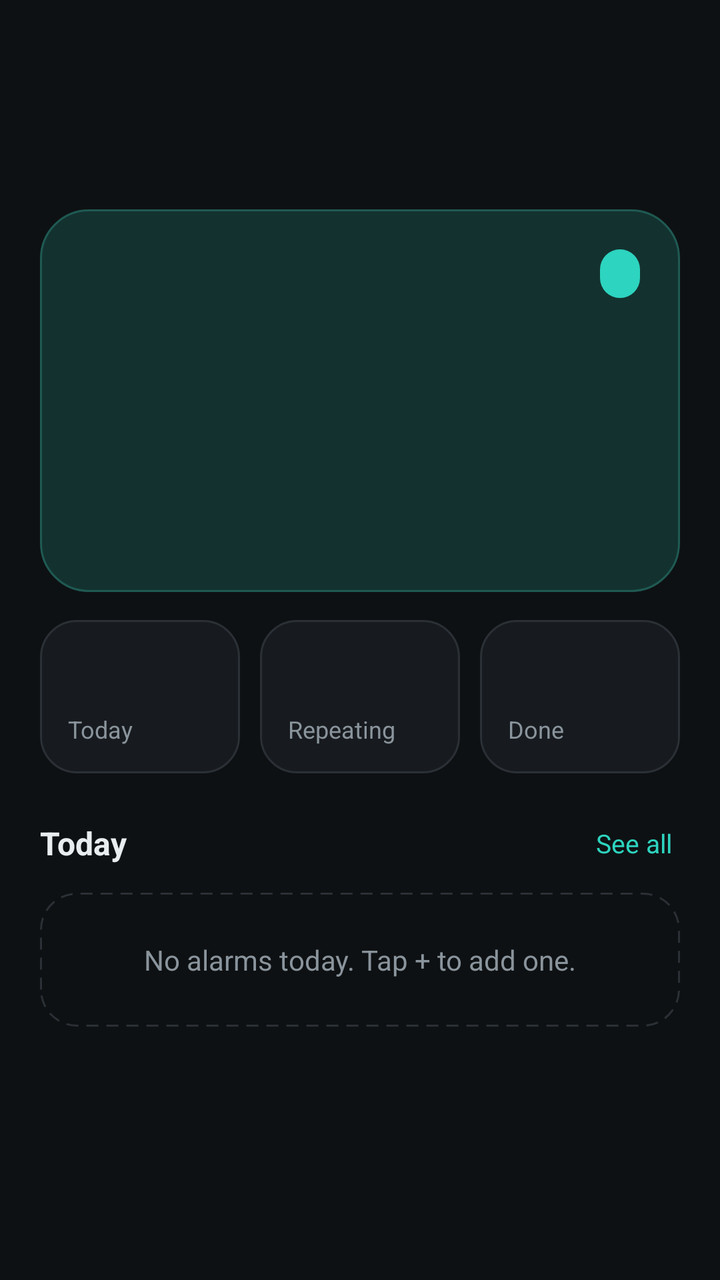
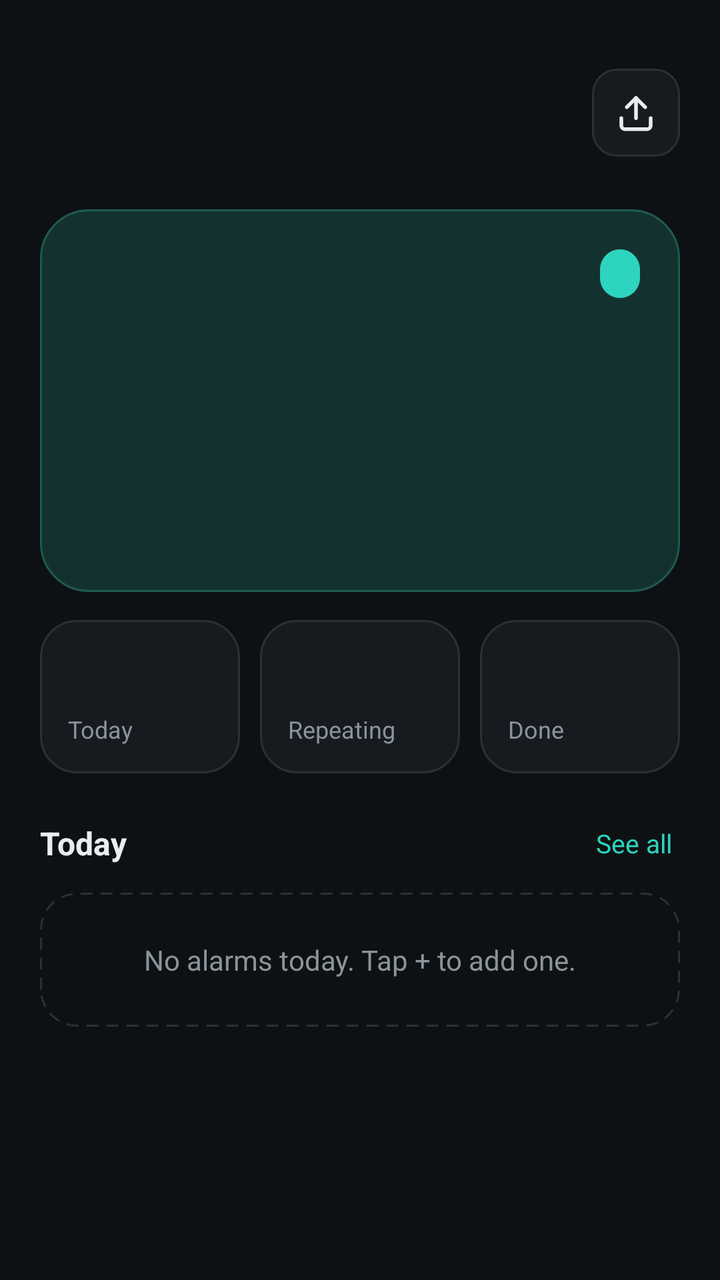

The first picture is an Android layout as it rendered before a commit; the second is the same layout after the commit. The layout source and the unified diff follow.
<!-- AndroidManifest.xml: application theme Theme.AlertAlarm -->
<!-- res/layout/page_home.xml -->
<?xml version="1.0" encoding="utf-8"?>
<ScrollView xmlns:android="http://schemas.android.com/apk/res/android"
    android:id="@+id/homePage"
    android:layout_width="match_parent"
    android:layout_height="match_parent"
    android:fillViewport="true">

    <LinearLayout
        android:layout_width="match_parent"
        android:layout_height="wrap_content"
        android:orientation="vertical"
        android:paddingStart="20dp"
        android:paddingTop="28dp"
        android:paddingEnd="20dp"
        android:paddingBottom="110dp">

        <TextView
            android:id="@+id/dateText"
            android:layout_width="wrap_content"
            android:layout_height="wrap_content"
            android:textColor="@color/muted"
            android:textSize="13sp" />

        <TextView
            android:id="@+id/greetingText"
            style="@style/Heading"
            android:layout_marginTop="4dp" />

        
        <LinearLayout
            android:id="@+id/banner"
            android:layout_width="match_parent"
            android:layout_height="wrap_content"
            android:layout_marginTop="18dp"
            android:background="@drawable/bg_banner"
            android:gravity="center_vertical"
            android:orientation="horizontal"
            android:padding="14dp"
            android:visibility="gone">

            <TextView
                android:id="@+id/bannerText"
                android:layout_width="0dp"
                android:layout_height="wrap_content"
                android:layout_weight="1"
                android:textColor="@color/banner_text"
                android:textSize="13sp" />

            <TextView
                android:id="@+id/bannerButton"
                android:layout_width="wrap_content"
                android:layout_height="36dp"
                android:layout_marginStart="12dp"
                android:background="@drawable/bg_pill_accent"
                android:clickable="true"
                android:focusable="true"
                android:fontFamily="sans-serif-medium"
                android:gravity="center"
                android:paddingStart="16dp"
                android:paddingEnd="16dp"
                android:text="Fix"
                android:textColor="@color/on_accent"
                android:textSize="13sp" />
        </LinearLayout>

        
        <LinearLayout
            android:id="@+id/heroCard"
            android:layout_width="match_parent"
            android:layout_height="wrap_content"
            android:layout_marginTop="20dp"
            android:background="@drawable/bg_hero"
            android:clickable="true"
            android:focusable="true"
            android:foreground="?attr/selectableItemBackground"
            android:orientation="vertical"
            android:padding="20dp">

            <LinearLayout
                android:layout_width="match_parent"
                android:layout_height="wrap_content"
                android:gravity="center_vertical"
                android:orientation="horizontal">

                <TextView
                    android:id="@+id/heroLabel"
                    android:layout_width="0dp"
                    android:layout_height="wrap_content"
                    android:layout_weight="1"
                    android:fontFamily="sans-serif-medium"
                    android:letterSpacing="0.1"
                    android:textAllCaps="true"
                    android:textColor="@color/accent"
                    android:textSize="12sp" />

                <TextView
                    android:id="@+id/heroBadge"
                    android:layout_width="wrap_content"
                    android:layout_height="wrap_content"
                    android:background="@drawable/bg_pill_accent"
                    android:fontFamily="sans-serif-medium"
                    android:paddingStart="10dp"
                    android:paddingTop="4dp"
                    android:paddingEnd="10dp"
                    android:paddingBottom="4dp"
                    android:textColor="@color/on_accent"
                    android:textSize="12sp" />
            </LinearLayout>

            <TextView
                android:id="@+id/heroTime"
                android:layout_width="wrap_content"
                android:layout_height="wrap_content"
                android:layout_marginTop="10dp"
                android:includeFontPadding="false"
                android:letterSpacing="-0.02"
                android:textColor="@color/text"
                android:textSize="50sp"
                android:textStyle="bold" />

            <TextView
                android:id="@+id/heroTask"
                android:layout_width="wrap_content"
                android:layout_height="wrap_content"
                android:layout_marginTop="10dp"
                android:fontFamily="sans-serif-medium"
                android:textColor="@color/text"
                android:textSize="17sp" />

            <TextView
                android:id="@+id/heroMeta"
                android:layout_width="wrap_content"
                android:layout_height="wrap_content"
                android:layout_marginTop="8dp"
                android:drawablePadding="8dp"
                android:gravity="center_vertical"
                android:textColor="@color/hero_text"
                android:textSize="13sp" />
        </LinearLayout>

        
        <LinearLayout
            android:layout_width="match_parent"
            android:layout_height="wrap_content"
            android:layout_marginTop="14dp"
            android:orientation="horizontal">

            <LinearLayout
                android:layout_width="0dp"
                android:layout_height="wrap_content"
                android:layout_weight="1"
                android:background="@drawable/bg_card"
                android:orientation="vertical"
                android:padding="14dp">

                <TextView
                    android:id="@+id/statToday"
                    android:layout_width="wrap_content"
                    android:layout_height="wrap_content"
                    android:textColor="@color/text"
                    android:textSize="24sp"
                    android:textStyle="bold" />

                <TextView
                    android:layout_width="wrap_content"
                    android:layout_height="wrap_content"
                    android:text="Today"
                    android:textColor="@color/muted"
                    android:textSize="12sp" />
            </LinearLayout>

            <LinearLayout
                android:layout_width="0dp"
                android:layout_height="wrap_content"
                android:layout_marginStart="10dp"
                android:layout_weight="1"
                android:background="@drawable/bg_card"
                android:orientation="vertical"
                android:padding="14dp">

                <TextView
                    android:id="@+id/statRepeating"
                    android:layout_width="wrap_content"
                    android:layout_height="wrap_content"
                    android:textColor="@color/text"
                    android:textSize="24sp"
                    android:textStyle="bold" />

                <TextView
                    android:layout_width="wrap_content"
                    android:layout_height="wrap_content"
                    android:text="Repeating"
                    android:textColor="@color/muted"
                    android:textSize="12sp" />
            </LinearLayout>

            <LinearLayout
                android:layout_width="0dp"
                android:layout_height="wrap_content"
                android:layout_marginStart="10dp"
                android:layout_weight="1"
                android:background="@drawable/bg_card"
                android:orientation="vertical"
                android:padding="14dp">

                <TextView
                    android:id="@+id/statDone"
                    android:layout_width="wrap_content"
                    android:layout_height="wrap_content"
                    android:textColor="@color/accent"
                    android:textSize="24sp"
                    android:textStyle="bold" />

                <TextView
                    android:layout_width="wrap_content"
                    android:layout_height="wrap_content"
                    android:text="Done"
                    android:textColor="@color/muted"
                    android:textSize="12sp" />
            </LinearLayout>
        </LinearLayout>

        
        <LinearLayout
            android:layout_width="match_parent"
            android:layout_height="wrap_content"
            android:layout_marginTop="22dp"
            android:layout_marginBottom="12dp"
            android:gravity="center_vertical"
            android:orientation="horizontal">

            <TextView
                android:layout_width="0dp"
                android:layout_height="wrap_content"
                android:layout_weight="1"
                android:text="Today"
                android:textColor="@color/text"
                android:textSize="16sp"
                android:textStyle="bold" />

            <TextView
                android:id="@+id/seeAll"
                android:layout_width="wrap_content"
                android:layout_height="wrap_content"
                android:clickable="true"
                android:focusable="true"
                android:padding="4dp"
                android:text="See all"
                android:textColor="@color/accent"
                android:textSize="13sp" />
        </LinearLayout>

        <LinearLayout
            android:id="@+id/todayList"
            android:layout_width="match_parent"
            android:layout_height="wrap_content"
            android:orientation="vertical" />

        <TextView
            android:id="@+id/todayEmpty"
            android:layout_width="match_parent"
            android:layout_height="wrap_content"
            android:background="@drawable/bg_empty"
            android:gravity="center"
            android:padding="24dp"
            android:text="No alarms today. Tap + to add one."
            android:textColor="@color/muted"
            android:textSize="14sp" />
    </LinearLayout>
</ScrollView>
<!-- resources referenced by this layout -->
<resources>
  <color name="accent">#2DD4BF</color>
  <color name="banner_text">#FCD34D</color>
  <color name="hero_text">#A9C9C4</color>
  <color name="muted">#8A949C</color>
  <color name="on_accent">#062A26</color>
  <color name="text">#E8EDF0</color>
  <!-- drawable bg_banner (drawable) -->
  <?xml version="1.0" encoding="utf-8"?>
  <shape xmlns:android="http://schemas.android.com/apk/res/android" android:shape="rectangle">
      <solid android:color="@color/banner_bg" />
      <stroke android:width="1dp" android:color="@color/banner_stroke" />
      <corners android:radius="16dp" />
  </shape>
  <!-- drawable bg_card (drawable) -->
  <?xml version="1.0" encoding="utf-8"?>
  <shape xmlns:android="http://schemas.android.com/apk/res/android" android:shape="rectangle">
      <solid android:color="@color/surface" />
      <stroke android:width="1dp" android:color="@color/stroke" />
      <corners android:radius="18dp" />
  </shape>
  <!-- drawable bg_empty (drawable) -->
  <?xml version="1.0" encoding="utf-8"?>
  <shape xmlns:android="http://schemas.android.com/apk/res/android" android:shape="rectangle">
      <stroke android:width="1dp" android:color="@color/stroke" android:dashWidth="6dp" android:dashGap="4dp" />
      <corners android:radius="18dp" />
  </shape>
  <!-- drawable bg_hero (drawable) -->
  <?xml version="1.0" encoding="utf-8"?>
  <shape xmlns:android="http://schemas.android.com/apk/res/android" android:shape="rectangle">
      <solid android:color="@color/hero" />
      <stroke android:width="1dp" android:color="@color/hero_stroke" />
      <corners android:radius="24dp" />
  </shape>
  <!-- drawable bg_pill_accent (drawable) -->
  <?xml version="1.0" encoding="utf-8"?>
  <shape xmlns:android="http://schemas.android.com/apk/res/android" android:shape="rectangle">
      <solid android:color="@color/accent" />
      <corners android:radius="999dp" />
  </shape>
  <style name="Heading">
          <item name="android:layout_width">wrap_content</item>
          <item name="android:layout_height">wrap_content</item>
          <item name="android:textColor">@color/text</item>
          <item name="android:textSize">26sp</item>
          <item name="android:textStyle">bold</item>
          <item name="android:letterSpacing">-0.01</item>
      </style>
  <color name="banner_bg">#2A2414</color>
  <color name="banner_stroke">#4A3B16</color>
  <color name="surface">#171B1F</color>
  <color name="stroke">#2A3036</color>
  <color name="hero">#13322F</color>
  <color name="hero_stroke">#1F5A53</color>
  <color name="bg">#0E1113</color>
  <color name="nav">#121619</color>
  <!-- unchanged entries left out for length: 1 -->
</resources>

<!-- the commit's change to res/layout/page_home.xml (unified diff, before → after) -->
@@ -1,5 +1,6 @@
 <?xml version="1.0" encoding="utf-8"?>
 <ScrollView xmlns:android="http://schemas.android.com/apk/res/android"
+    xmlns:app="http://schemas.android.com/apk/res-auto"
     android:id="@+id/homePage"
     android:layout_width="match_parent"
     android:layout_height="match_parent"
@@ -14,17 +15,43 @@
         android:paddingEnd="20dp"
         android:paddingBottom="110dp">
 
-        <TextView
-            android:id="@+id/dateText"
-            android:layout_width="wrap_content"
-            android:layout_height="wrap_content"
-            android:textColor="@color/muted"
-            android:textSize="13sp" />
-
-        <TextView
-            android:id="@+id/greetingText"
-            style="@style/Heading"
-            android:layout_marginTop="4dp" />
+        <LinearLayout
+            android:layout_width="match_parent"
+            android:layout_height="wrap_content"
+            android:gravity="center_vertical"
+            android:orientation="horizontal">
+
+            <LinearLayout
+                android:layout_width="0dp"
+                android:layout_height="wrap_content"
+                android:layout_weight="1"
+                android:orientation="vertical">
+
+                <TextView
+                    android:id="@+id/dateText"
+                    android:layout_width="wrap_content"
+                    android:layout_height="wrap_content"
+                    android:textColor="@color/muted"
+                    android:textSize="13sp" />
+
+                <TextView
+                    android:id="@+id/greetingText"
+                    style="@style/Heading"
+                    android:layout_marginTop="4dp" />
+            </LinearLayout>
+
+            <ImageView
+                android:id="@+id/homeImport"
+                android:layout_width="44dp"
+                android:layout_height="44dp"
+                android:background="@drawable/bg_square_button"
+                android:clickable="true"
+                android:contentDescription="Import tasks from a file"
+                android:focusable="true"
+                android:padding="11dp"
+                android:src="@drawable/ic_upload"
+                app:tint="@color/text" />
+        </LinearLayout>
 
         
         <LinearLayout
<!-- resource entries referenced after the edit -->
@@ -39,6 +39,42 @@
       <solid android:color="@color/accent" />
       <corners android:radius="999dp" />
   </shape>
+  <!-- drawable bg_square_button (drawable) -->
+  <?xml version="1.0" encoding="utf-8"?>
+  <shape xmlns:android="http://schemas.android.com/apk/res/android" android:shape="rectangle">
+      <solid android:color="@color/surface" />
+      <stroke android:width="1dp" android:color="@color/stroke" />
+      <corners android:radius="12dp" />
+  </shape>
+  <!-- drawable ic_upload (drawable) -->
+  <?xml version="1.0" encoding="utf-8"?>
+  <vector xmlns:android="http://schemas.android.com/apk/res/android"
+      android:width="24dp"
+      android:height="24dp"
+      android:viewportWidth="24"
+      android:viewportHeight="24">
+      <path
+          android:fillColor="#00000000"
+          android:pathData="M12,15V4"
+          android:strokeColor="#FFFFFFFF"
+          android:strokeLineCap="round"
+          android:strokeLineJoin="round"
+          android:strokeWidth="2" />
+      <path
+          android:fillColor="#00000000"
+          android:pathData="M7,9l5,-5 5,5"
+          android:strokeColor="#FFFFFFFF"
+          android:strokeLineCap="round"
+          android:strokeLineJoin="round"
+          android:strokeWidth="2" />
+      <path
+          android:fillColor="#00000000"
+          android:pathData="M4,15v4a2,2 0,0 0,2 2h12a2,2 0,0 0,2 -2v-4"
+          android:strokeColor="#FFFFFFFF"
+          android:strokeLineCap="round"
+          android:strokeLineJoin="round"
+          android:strokeWidth="2" />
+  </vector>
   <style name="Heading">
           <item name="android:layout_width">wrap_content</item>
           <item name="android:layout_height">wrap_content</item>
